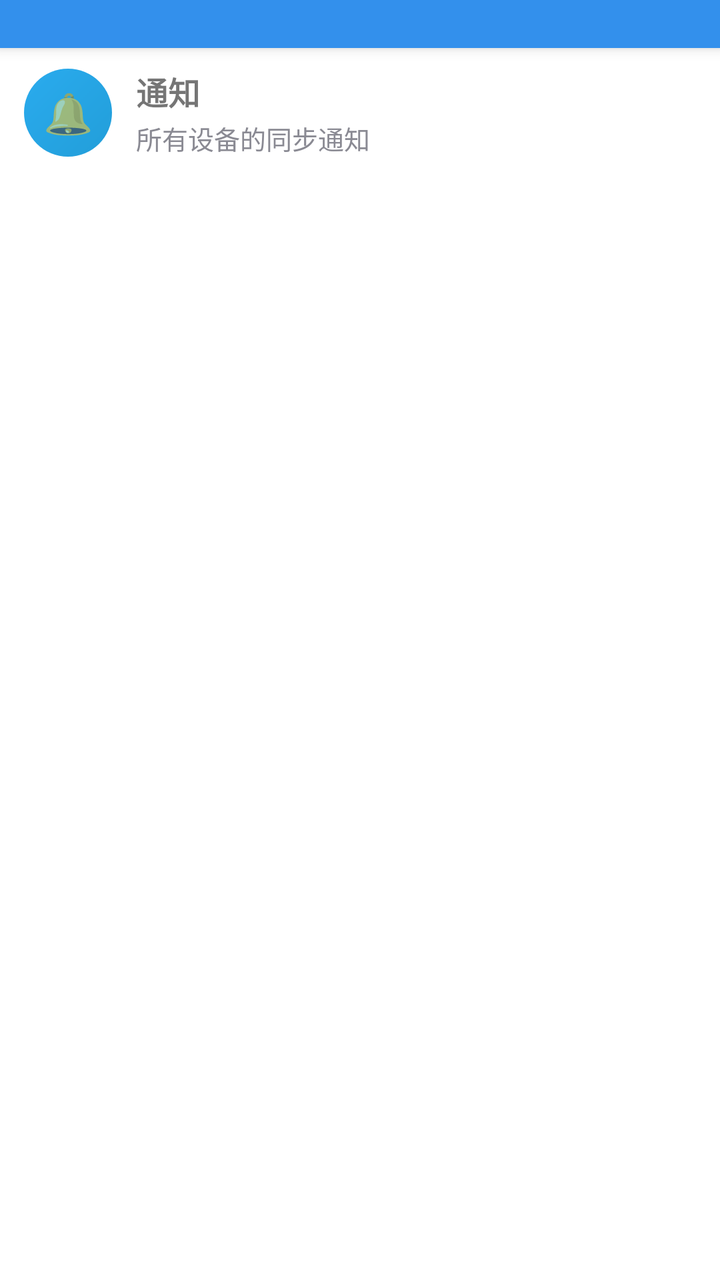
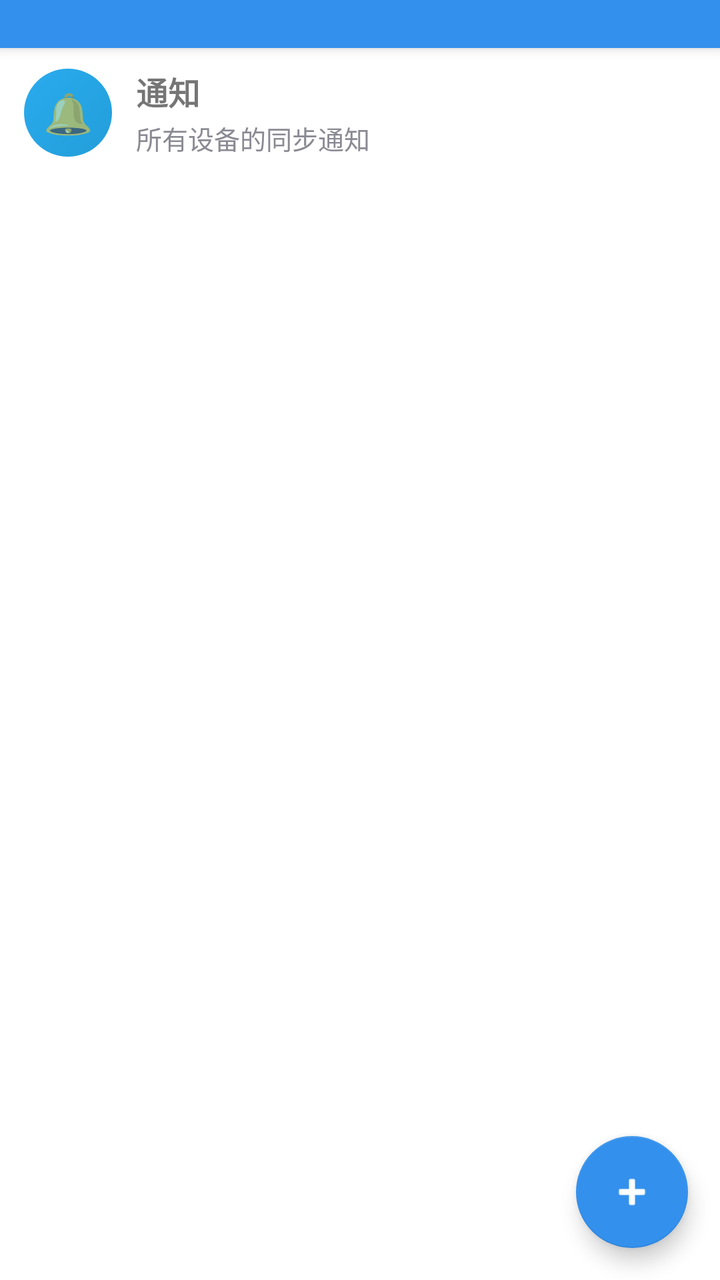

An Android layout rendered at two revisions. The XML below is the earlier revision; the diff shows what the commit changed to produce the second picture.
<!-- AndroidManifest.xml: application theme Theme.NotifySync -->
<!-- res/layout/fragment_topic.xml -->
<?xml version="1.0" encoding="utf-8"?>
<LinearLayout xmlns:android="http://schemas.android.com/apk/res/android"
    xmlns:app="http://schemas.android.com/apk/res-auto"
    android:layout_width="match_parent"
    android:layout_height="match_parent"
    android:orientation="vertical">

    
    <LinearLayout
        android:id="@+id/topBar"
        android:layout_width="match_parent"
        android:layout_height="wrap_content"
        android:orientation="horizontal"
        android:background="@color/brand_primary"
        android:elevation="4dp"
        android:padding="12dp"
        android:gravity="center_vertical">

        
        <TextView
            android:id="@+id/tvTitleList"
            android:layout_width="0dp"
            android:layout_height="wrap_content"
            android:layout_weight="1"
            android:text=""
            android:visibility="gone"
            android:gravity="center"
            android:textSize="18sp"
            android:textStyle="bold"
            android:textColor="@color/on_primary" />

        
        <TextView
            android:id="@+id/tvChatTitle"
            android:layout_width="0dp"
            android:layout_height="wrap_content"
            android:layout_weight="1"
            android:layout_gravity="center"
            android:gravity="center"
            android:text=""
            android:textSize="18sp"
            android:textStyle="bold"
            android:textColor="@color/on_primary"
            android:visibility="gone" />

        <com.google.android.material.button.MaterialButton
            android:id="@+id/btnPending"
            android:layout_width="wrap_content"
            android:layout_height="wrap_content"
            android:text="待审批"
            android:textColor="@color/on_primary"
            android:visibility="gone"
            style="@style/Widget.MaterialComponents.Button.TextButton" />

    </LinearLayout>

    
    <LinearLayout
        android:id="@+id/listLayout"
        android:layout_width="match_parent"
        android:layout_height="0dp"
        android:layout_weight="1"
        android:orientation="vertical">

        
        <LinearLayout
            android:id="@+id/rowNotifications"
            android:layout_width="match_parent"
            android:layout_height="wrap_content"
            android:orientation="horizontal"
            android:gravity="center_vertical"
            android:paddingStart="12dp"
            android:paddingEnd="12dp"
            android:paddingTop="10dp"
            android:paddingBottom="10dp"
            android:background="?attr/selectableItemBackground">

            <TextView
                android:layout_width="44dp"
                android:layout_height="44dp"
                android:gravity="center"
                android:text="🔔"
                android:textSize="20sp"
                android:background="@drawable/bg_circle_avatar" />

            <LinearLayout
                android:layout_width="0dp"
                android:layout_height="wrap_content"
                android:layout_weight="1"
                android:layout_marginStart="12dp"
                android:orientation="vertical">

                <TextView
                    android:layout_width="wrap_content"
                    android:layout_height="wrap_content"
                    android:text="通知"
                    android:textSize="16sp"
                    android:textStyle="bold" />

                <TextView
                    android:layout_width="match_parent"
                    android:layout_height="wrap_content"
                    android:layout_marginTop="2dp"
                    android:text="所有设备的同步通知"
                    android:textSize="13sp"
                    android:textColor="@color/on_surface_variant"
                    android:maxLines="1"
                    android:ellipsize="end" />
            </LinearLayout>
        </LinearLayout>

        
        <LinearLayout
            android:id="@+id/rowNewRequests"
            android:layout_width="match_parent"
            android:layout_height="wrap_content"
            android:orientation="horizontal"
            android:gravity="center_vertical"
            android:paddingStart="12dp"
            android:paddingEnd="12dp"
            android:paddingTop="10dp"
            android:paddingBottom="10dp"
            android:background="?attr/selectableItemBackground"
            android:visibility="gone">

            <ImageView
                android:layout_width="44dp"
                android:layout_height="44dp"
                android:padding="10dp"
                android:scaleType="fitCenter"
                android:src="@drawable/ic_person_add"
                android:background="@drawable/bg_circle_avatar"
                android:contentDescription="新的申请" />

            <LinearLayout
                android:layout_width="0dp"
                android:layout_height="wrap_content"
                android:layout_weight="1"
                android:layout_marginStart="12dp"
                android:orientation="vertical">

                <TextView
                    android:layout_width="wrap_content"
                    android:layout_height="wrap_content"
                    android:text="新的申请"
                    android:textSize="16sp"
                    android:textStyle="bold" />

                <TextView
                    android:id="@+id/tvReqPreview"
                    android:layout_width="match_parent"
                    android:layout_height="wrap_content"
                    android:layout_marginTop="2dp"
                    android:textSize="13sp"
                    android:textColor="@color/on_surface_variant"
                    android:maxLines="1"
                    android:ellipsize="end" />
            </LinearLayout>

            <TextView
                android:id="@+id/tvReqBadge"
                android:layout_width="20dp"
                android:layout_height="20dp"
                android:layout_marginStart="8dp"
                android:gravity="center"
                android:textSize="11sp"
                android:textColor="@android:color/white"
                android:background="@drawable/bg_pending_badge" />
        </LinearLayout>

        <FrameLayout
            android:layout_width="match_parent"
            android:layout_height="0dp"
            android:layout_weight="1">

            <androidx.recyclerview.widget.RecyclerView
                android:id="@+id/rvTopics"
                android:layout_width="match_parent"
                android:layout_height="match_parent"
                android:clipToPadding="false"
                android:paddingBottom="8dp" />

            <TextView
                android:id="@+id/tvEmptyTopics"
                android:layout_width="match_parent"
                android:layout_height="wrap_content"
                android:text="还没有话题\n到「好友」页点「+」发现或新建话题"
                android:gravity="center"
                android:padding="48dp"
                android:textColor="@color/on_surface_variant"
                android:textSize="16sp"
                android:visibility="gone" />
        </FrameLayout>
    </LinearLayout>

    
    <LinearLayout
        android:id="@+id/chatLayout"
        android:layout_width="match_parent"
        android:layout_height="0dp"
        android:layout_weight="1"
        android:orientation="vertical"
        android:visibility="gone">

        
        <LinearLayout
            android:id="@+id/selectionBar"
            android:layout_width="match_parent"
            android:layout_height="wrap_content"
            android:orientation="horizontal"
            android:padding="4dp"
            android:gravity="center_vertical|end"
            android:visibility="gone">

            <ImageButton
                android:id="@+id/btnSelectAll"
                android:layout_width="44dp"
                android:layout_height="44dp"
                android:layout_marginStart="4dp"
                android:background="?attr/selectableItemBackgroundBorderless"
                android:contentDescription="全选"
                android:padding="10dp"
                android:scaleType="centerInside"
                android:src="@drawable/ic_select_all" />

            <ImageButton
                android:id="@+id/btnDeleteSel"
                android:layout_width="44dp"
                android:layout_height="44dp"
                android:layout_marginStart="4dp"
                android:layout_marginEnd="4dp"
                android:background="?attr/selectableItemBackgroundBorderless"
                android:contentDescription="删除"
                android:padding="10dp"
                android:scaleType="centerInside"
                android:src="@drawable/ic_delete" />
        </LinearLayout>

        
        <FrameLayout
            android:layout_width="match_parent"
            android:layout_height="0dp"
            android:layout_weight="1">

            <androidx.swiperefreshlayout.widget.SwipeRefreshLayout
                android:id="@+id/swipeRefresh"
                android:layout_width="match_parent"
                android:layout_height="match_parent">

                <androidx.recyclerview.widget.RecyclerView
                    android:id="@+id/recyclerView"
                    android:layout_width="match_parent"
                    android:layout_height="match_parent"
                    android:background="@drawable/bg_chat"
                    android:clipToPadding="false"
                    android:paddingBottom="8dp" />
            </androidx.swiperefreshlayout.widget.SwipeRefreshLayout>

            <TextView
                android:id="@+id/tvEmptyChat"
                android:layout_width="match_parent"
                android:layout_height="match_parent"
                android:text="暂无消息\n发送一条消息开始聊天"
                android:gravity="center"
                android:padding="48dp"
                android:textColor="@color/on_surface_variant"
                android:textSize="16sp"
                android:visibility="gone" />
        </FrameLayout>

        
        <LinearLayout
            android:id="@+id/inputBar"
            android:layout_width="match_parent"
            android:layout_height="wrap_content"
            android:orientation="horizontal"
            android:background="@color/surface"
            android:elevation="6dp"
            android:paddingStart="6dp"
            android:paddingEnd="6dp"
            android:paddingTop="8dp"
            android:paddingBottom="8dp"
            android:gravity="center_vertical">

            <ImageButton
                android:id="@+id/btnVoiceToggle"
                android:layout_width="40dp"
                android:layout_height="40dp"
                android:layout_gravity="center_vertical"
                android:background="?attr/selectableItemBackgroundBorderless"
                android:scaleType="centerInside"
                android:src="@drawable/ic_mic"
                android:contentDescription="语音/键盘切换" />

            <FrameLayout
                android:layout_width="0dp"
                android:layout_height="40dp"
                android:layout_gravity="center_vertical"
                android:layout_weight="1"
                android:layout_marginStart="6dp"
                android:layout_marginEnd="6dp">

                <EditText
                    android:id="@+id/etInput"
                    android:layout_width="match_parent"
                    android:layout_height="match_parent"
                    android:background="@drawable/bg_input"
                    android:paddingStart="12dp"
                    android:paddingEnd="12dp"
                    android:hint="说点什么..."
                    android:textSize="15sp"
                    android:maxLines="4"
                    android:inputType="textMultiLine"
                    android:imeOptions="actionSend" />

                <Button
                    android:id="@+id/btnHoldTalk"
                    android:layout_width="match_parent"
                    android:layout_height="match_parent"
                    android:background="@drawable/bg_input"
                    android:text="按住 说话"
                    android:textSize="15sp"
                    android:textColor="?android:attr/textColorPrimary"
                    android:visibility="gone" />
            </FrameLayout>

            <ImageButton
                android:id="@+id/btnEmoji"
                android:layout_width="40dp"
                android:layout_height="40dp"
                android:layout_gravity="center_vertical"
                android:background="?attr/selectableItemBackgroundBorderless"
                android:scaleType="centerInside"
                android:src="@drawable/ic_emoji"
                android:contentDescription="表情" />

            <ImageButton
                android:id="@+id/btnPlus"
                android:layout_width="40dp"
                android:layout_height="40dp"
                android:layout_gravity="center_vertical"
                android:layout_marginStart="2dp"
                android:background="?attr/selectableItemBackgroundBorderless"
                android:scaleType="centerInside"
                android:src="@drawable/ic_attachment"
                android:contentDescription="附件" />

            <Button
                android:id="@+id/btnSend"
                android:layout_width="wrap_content"
                android:layout_height="36dp"
                android:layout_gravity="center_vertical"
                android:layout_marginStart="4dp"
                android:backgroundTint="@color/brand_primary"
                android:text="发送"
                android:textColor="?attr/colorOnPrimary"
                android:textSize="14sp"
                android:visibility="gone" />
        </LinearLayout>

        
        <FrameLayout
            android:id="@+id/panelContainer"
            android:layout_width="match_parent"
            android:layout_height="220dp"
            android:background="@color/surface_variant"
            android:visibility="gone">

            <GridView
                android:id="@+id/emojiGrid"
                android:layout_width="match_parent"
                android:layout_height="match_parent"
                android:numColumns="7"
                android:verticalSpacing="10dp"
                android:horizontalSpacing="6dp"
                android:padding="12dp"
                android:gravity="center"
                android:stretchMode="columnWidth"
                android:visibility="visible" />

        </FrameLayout>
    </LinearLayout>

    <ProgressBar
        android:id="@+id/progressBar"
        android:layout_width="wrap_content"
        android:layout_height="wrap_content"
        android:layout_gravity="center"
        android:visibility="gone" />

</LinearLayout>
<!-- resources referenced by this layout -->
<resources>
  <color name="brand_primary">#3390EC</color>
  <color name="on_primary">#FFFFFF</color>
  <color name="on_surface_variant">#8A8A93</color>
  <color name="surface">#FFFFFF</color>
  <color name="surface_variant">#EFF2F5</color>
  <!-- drawable bg_chat (drawable) -->
  <?xml version="1.0" encoding="utf-8"?>
  <layer-list xmlns:android="http://schemas.android.com/apk/res/android">
      <item>
          <shape>
              <solid android:color="@color/chat_bg" />
          </shape>
      </item>
      <item>
          <bitmap
              android:src="@drawable/bg_chat_pattern"
              android:tileMode="repeat" />
      </item>
  </layer-list>
  <!-- drawable bg_circle_avatar (drawable) -->
  <?xml version="1.0" encoding="utf-8"?>
  <shape xmlns:android="http://schemas.android.com/apk/res/android"
      android:shape="oval">
      <gradient
          android:angle="315"
          android:startColor="@color/brand_gradient_start"
          android:endColor="@color/brand_gradient_end" />
  </shape>
  <!-- drawable bg_input (drawable) -->
  <?xml version="1.0" encoding="utf-8"?>
  <shape xmlns:android="http://schemas.android.com/apk/res/android">
      <solid android:color="@color/bg_input_fill" />
      <corners android:radius="20dp" />
      <stroke android:color="@color/bg_input_stroke" android:width="1dp" />
  </shape>
  <!-- drawable bg_pending_badge (drawable) -->
  <?xml version="1.0" encoding="utf-8"?>
  <shape xmlns:android="http://schemas.android.com/apk/res/android"
      android:shape="oval">
      <solid android:color="@color/danger" />
  </shape>
  <!-- drawable ic_delete (drawable) -->
  <vector xmlns:android="http://schemas.android.com/apk/res/android"
      android:width="24dp" android:height="24dp"
      android:viewportWidth="24" android:viewportHeight="24">
      <path android:fillColor="@color/danger"
          android:pathData="M6,19c0,1.1 0.9,2 2,2h8c1.1,0 2,-0.9 2,-2V7H6v12zM19,4h-3.5l-1,-1h-5l-1,1H5v2h14V4z"/>
  </vector>
  <color name="chat_bg">#D6DDE4</color>
  <color name="brand_gradient_start">#2AABEE</color>
  <color name="brand_gradient_end">#229ED9</color>
  <color name="bg_input_fill">#FFFFFF</color>
  <color name="bg_input_stroke">#DCE1E6</color>
  <color name="danger">#E25555</color>
  <color name="icon_tint">#555555</color>
  <color name="brand_primary_dark">#2B7CD3</color>
  <color name="secondary">#3390EC</color>
  <color name="on_secondary">#FFFFFF</color>
  <color name="on_surface">#212121</color>
  <color name="error">#E25555</color>
  <color name="background">#FFFFFF</color>
  <!-- unchanged entries left out for length: 7 -->
</resources>

<!-- the commit's change to res/layout/fragment_topic.xml (unified diff, before → after) -->
@@ -28,6 +28,18 @@
             android:textSize="18sp"
             android:textStyle="bold"
             android:textColor="@color/on_primary" />
+
+        
+        <ImageButton
+            android:id="@+id/btnSettings"
+            android:layout_width="44dp"
+            android:layout_height="44dp"
+            android:background="?attr/selectableItemBackgroundBorderless"
+            android:contentDescription="设置"
+            android:padding="10dp"
+            android:scaleType="centerInside"
+            android:src="@drawable/ic_settings"
+            android:visibility="gone" />
 
         
         <TextView
@@ -190,6 +202,19 @@
                 android:textColor="@color/on_surface_variant"
                 android:textSize="16sp"
                 android:visibility="gone" />
+
+            
+            <com.google.android.material.floatingactionbutton.FloatingActionButton
+                android:id="@+id/fabAddTopic"
+                android:layout_width="wrap_content"
+                android:layout_height="wrap_content"
+                android:layout_gravity="end|bottom"
+                android:layout_margin="16dp"
+                android:contentDescription="新建话题"
+                android:src="@android:drawable/ic_input_add"
+                app:backgroundTint="@color/brand_primary"
+                app:tint="@color/white"
+                app:elevation="6dp" />
         </FrameLayout>
     </LinearLayout>
 
<!-- resource entries referenced after the edit -->
@@ -5,6 +5,7 @@
   <color name="on_surface_variant">#8A8A93</color>
   <color name="surface">#FFFFFF</color>
   <color name="surface_variant">#EFF2F5</color>
+  <color name="white">#FFFFFFFF</color>
   <!-- drawable bg_chat (drawable) -->
   <?xml version="1.0" encoding="utf-8"?>
   <layer-list xmlns:android="http://schemas.android.com/apk/res/android">
@@ -48,6 +49,17 @@
       <path android:fillColor="@color/danger"
           android:pathData="M6,19c0,1.1 0.9,2 2,2h8c1.1,0 2,-0.9 2,-2V7H6v12zM19,4h-3.5l-1,-1h-5l-1,1H5v2h14V4z"/>
   </vector>
+  <!-- drawable ic_settings (drawable) -->
+  <?xml version="1.0" encoding="utf-8"?>
+  <vector xmlns:android="http://schemas.android.com/apk/res/android"
+      android:width="24dp"
+      android:height="24dp"
+      android:viewportWidth="24"
+      android:viewportHeight="24">
+      <path
+          android:fillColor="@color/white"
+          android:pathData="M19.14,12.94c0.04,-0.3 0.06,-0.61 0.06,-0.94c0,-0.32 -0.02,-0.64 -0.07,-0.94l2.03,-1.58c0.18,-0.14 0.23,-0.41 0.12,-0.61l-1.92,-3.32c-0.12,-0.22 -0.37,-0.29 -0.59,-0.22l-2.39,0.96c-0.5,-0.38 -1.03,-0.7 -1.62,-0.94L14.4,2.81c-0.04,-0.24 -0.24,-0.41 -0.48,-0.41h-3.84c-0.24,0 -0.43,0.17 -0.47,0.41L9.25,5.35C8.66,5.59 8.12,5.92 7.63,6.29L5.24,5.33c-0.22,-0.08 -0.47,0 -0.59,0.22L2.74,8.87C2.62,9.08 2.66,9.34 2.86,9.48l2.03,1.58C4.84,11.36 4.8,11.69 4.8,12s0.02,0.64 0.07,0.94l-2.03,1.58c-0.18,0.14 -0.23,0.41 -0.12,0.61l1.92,3.32c0.12,0.22 0.37,0.29 0.59,0.22l2.39,-0.96c0.5,0.38 1.03,0.7 1.62,0.94l0.36,2.54c0.05,0.24 0.24,0.41 0.48,0.41h3.84c0.24,0 0.44,-0.17 0.47,-0.41l0.36,-2.54c0.59,-0.24 1.13,-0.56 1.62,-0.94l2.39,0.96c0.22,0.08 0.47,0 0.59,-0.22l1.92,-3.32c0.12,-0.22 0.07,-0.47 -0.12,-0.61L19.14,12.94zM12,15.6c-1.98,0 -3.6,-1.62 -3.6,-3.6s1.62,-3.6 3.6,-3.6s3.6,1.62 3.6,3.6S13.98,15.6 12,15.6z" />
+  </vector>
   <color name="chat_bg">#D6DDE4</color>
   <color name="brand_gradient_start">#2AABEE</color>
   <color name="brand_gradient_end">#229ED9</color>
